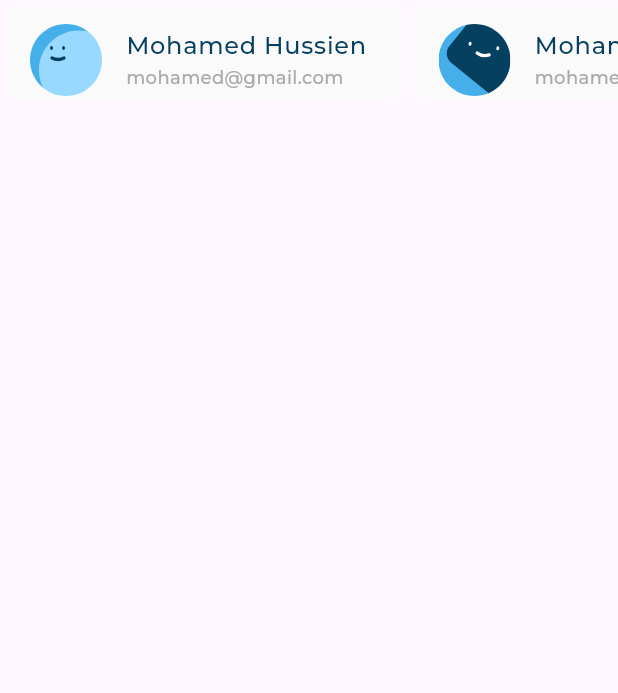
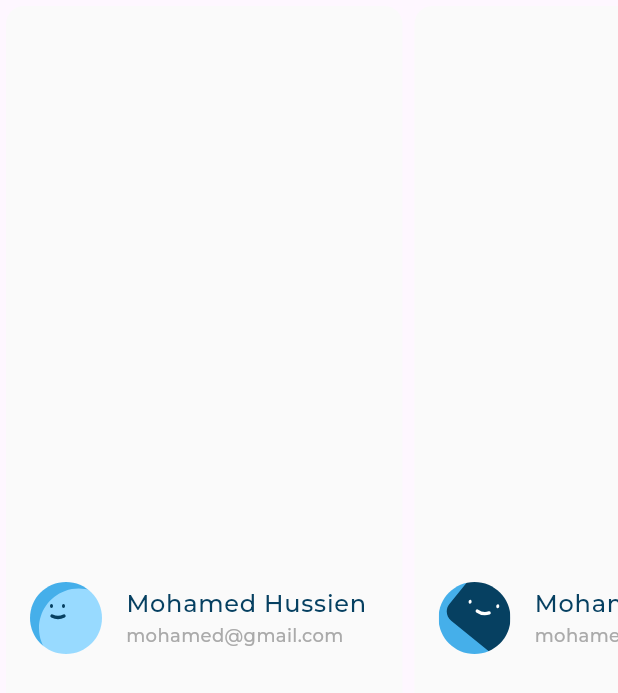
Before and after one commit to Mohamed-Husien/responsive_dash_board, a Flutter app: the LatestTransactionsListView widget shown alone on an empty page, opened directly, on a phone screen of 412 x 824 dp. Shown: the top 693 px of the screen. Run offline on Flutter 3.47's test engine with Material 3 defaults, Android fonts, the phone set to English and light mode, and no system bars; our stand-ins replace flutter_svg; project files that could hold a hidden picture were left out.

Commit message:
way two in display UsrInfoListTile , and finish latest transactions section

```diff
--- a/lib/widgets/latest_transactions_list_view.dart
+++ b/lib/widgets/latest_transactions_list_view.dart
@@ -21,6 +21,20 @@ class LatestTransactionsListView extends StatelessWidget {
   ];
   @override
   Widget build(BuildContext context) {
+    return SingleChildScrollView(
+      scrollDirection: Axis.horizontal,
+      child: Row(
+        children: items
+            .map(
+              (e) => IntrinsicWidth(
+                child: UsrInfoListTile(
+                  userInfoMnodel: e,
+                ),
+              ),
+            )
+            .toList(),
+      ),
+    );
     return SizedBox(
       height: 70,
       child: ListView.builder(
```
